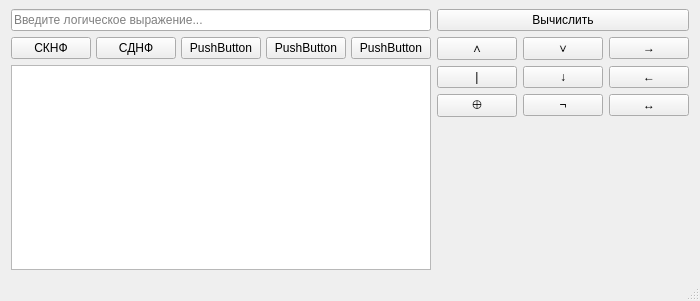
Old version of the form mainwindow.ui in the repository mvngr/logic_calculator.
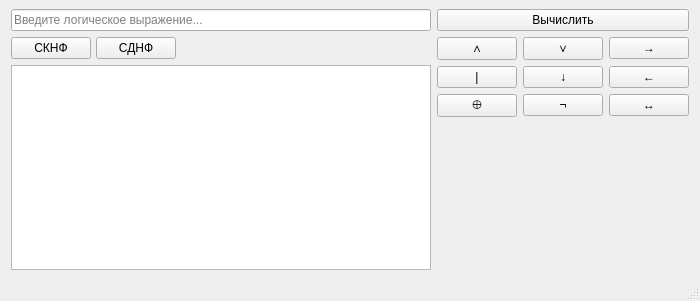
New version of the form. Icons and pictures are not drawn.

Commit message: Убрал лишние pushButton'ы

Diff of the .ui file:
```diff
--- a/mainwindow.ui
+++ b/mainwindow.ui
@@ -201,25 +201,17 @@
          </widget>
         </item>
         <item>
-         <widget class="QPushButton" name="f3">
-          <property name="text">
-           <string>PushButton</string>
+         <spacer name="horizontalSpacer">
+          <property name="orientation">
+           <enum>Qt::Horizontal</enum>
           </property>
-         </widget>
-        </item>
-        <item>
-         <widget class="QPushButton" name="f2">
-          <property name="text">
-           <string>PushButton</string>
+          <property name="sizeHint" stdset="0">
+           <size>
+            <width>40</width>
+            <height>20</height>
+           </size>
           </property>
-         </widget>
-        </item>
-        <item>
-         <widget class="QPushButton" name="f1">
-          <property name="text">
-           <string>PushButton</string>
-          </property>
-         </widget>
+         </spacer>
         </item>
        </layout>
       </item>
```
